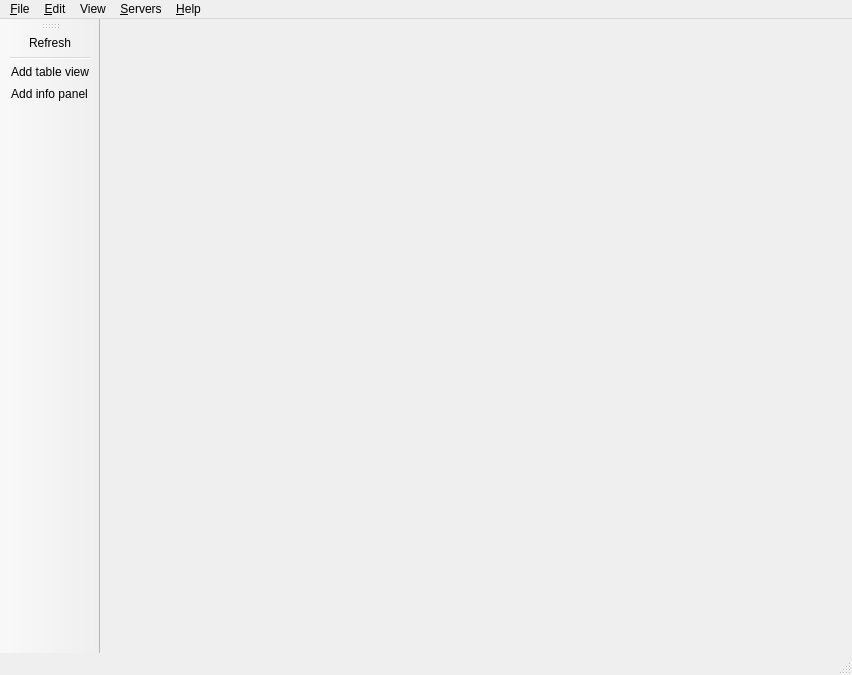
Qt form Viewer/src/MainWindow.ui (ecmwf/ecflow) before a commit.
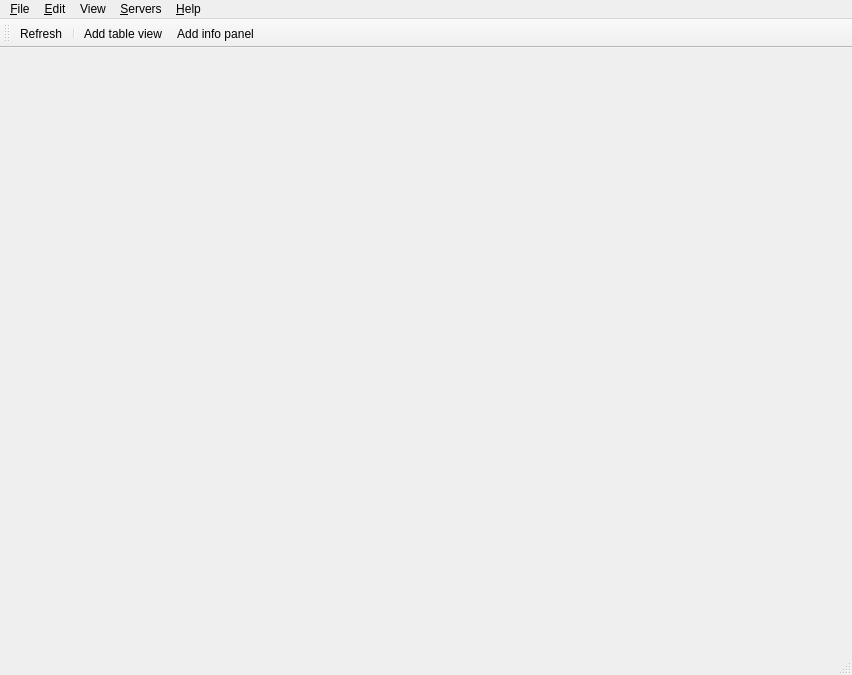
The same form after that commit. Icons and pictures are not drawn.

What changed in the file:
```diff
--- a/Viewer/src/MainWindow.ui
+++ b/Viewer/src/MainWindow.ui
@@ -13,6 +13,9 @@
   <property name="windowTitle">
    <string>ecflow_ui</string>
   </property>
+  <property name="autoFillBackground">
+   <bool>false</bool>
+  </property>
   <widget class="QWidget" name="centralwidget">
    <widget class="QLabel" name="label">
     <property name="geometry">
@@ -110,10 +113,10 @@
     <set>Qt::AllToolBarAreas</set>
    </property>
    <attribute name="toolBarArea">
-    <enum>LeftToolBarArea</enum>
+    <enum>TopToolBarArea</enum>
    </attribute>
    <attribute name="toolBarBreak">
-    <bool>true</bool>
+    <bool>false</bool>
    </attribute>
    <addaction name="actionRefresh"/>
    <addaction name="separator"/>
```
